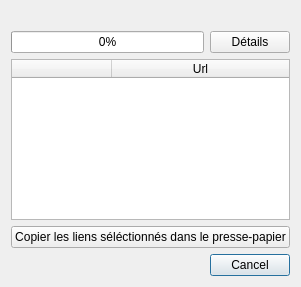
Old version of the form ui/batchwindow.ui in the repository XanderMld/imgbrd-grabber.
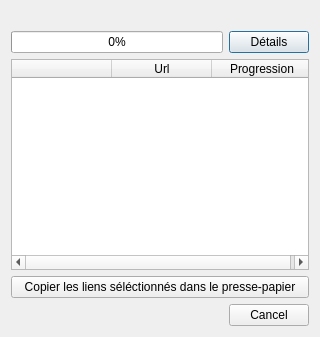
New version of the form. Icons and pictures are not drawn.

Commit message: * Switch to Qt 4.7.4 (will it fix Wacom tablets issue?)   * Translations updated (still problems).   * Batch download window improvement (copy links to clipboard, download speed, useless progressbar).   * Conditionals in filename ("<%something_that_exists% something >abc" -> "%something_that_exists% something abc", "<%something_that_does_not_exists% something >abc" -> "abc")

```diff
--- a/ui/batchwindow.ui
+++ b/ui/batchwindow.ui
@@ -6,8 +6,8 @@
    <rect>
     <x>0</x>
     <y>0</y>
-    <width>300</width>
-    <height>287</height>
+    <width>320</width>
+    <height>337</height>
    </rect>
   </property>
   <property name="sizePolicy">
@@ -34,16 +34,6 @@
      </property>
     </widget>
    </item>
-   <item row="3" column="2">
-    <widget class="QDialogButtonBox" name="buttonBox">
-     <property name="orientation">
-      <enum>Qt::Horizontal</enum>
-     </property>
-     <property name="standardButtons">
-      <set>QDialogButtonBox::Cancel</set>
-     </property>
-    </widget>
-   </item>
    <item row="1" column="2">
     <widget class="QPushButton" name="buttonDetails">
      <property name="text">
@@ -67,13 +57,6 @@
      </property>
     </widget>
    </item>
-   <item row="3" column="0">
-    <widget class="QLabel" name="labelImages">
-     <property name="text">
-      <string/>
-     </property>
-    </widget>
-   </item>
    <item row="2" column="0" colspan="3">
     <widget class="QWidget" name="details" native="true">
      <property name="sizePolicy">
@@ -112,9 +95,6 @@
         <attribute name="horizontalHeaderHighlightSections">
          <bool>false</bool>
         </attribute>
-        <attribute name="horizontalHeaderStretchLastSection">
-         <bool>true</bool>
-        </attribute>
         <attribute name="verticalHeaderVisible">
          <bool>false</bool>
         </attribute>
@@ -131,6 +111,11 @@
           <string>Url</string>
          </property>
         </column>
+        <column>
+         <property name="text">
+          <string>Progression</string>
+         </property>
+        </column>
        </widget>
       </item>
       <item>
@@ -143,6 +128,34 @@
      </layout>
     </widget>
    </item>
+   <item row="3" column="0" colspan="3">
+    <layout class="QHBoxLayout" name="horizontalLayout" stretch="1,1,0">
+     <item>
+      <widget class="QLabel" name="labelImages">
+       <property name="text">
+        <string/>
+       </property>
+      </widget>
+     </item>
+     <item>
+      <widget class="QLabel" name="labelSpeed">
+       <property name="text">
+        <string/>
+       </property>
+      </widget>
+     </item>
+     <item>
+      <widget class="QDialogButtonBox" name="buttonBox">
+       <property name="orientation">
+        <enum>Qt::Horizontal</enum>
+       </property>
+       <property name="standardButtons">
+        <set>QDialogButtonBox::Cancel</set>
+       </property>
+      </widget>
+     </item>
+    </layout>
+   </item>
   </layout>
  </widget>
  <resources>
```
The commit also changes 20 other files.
